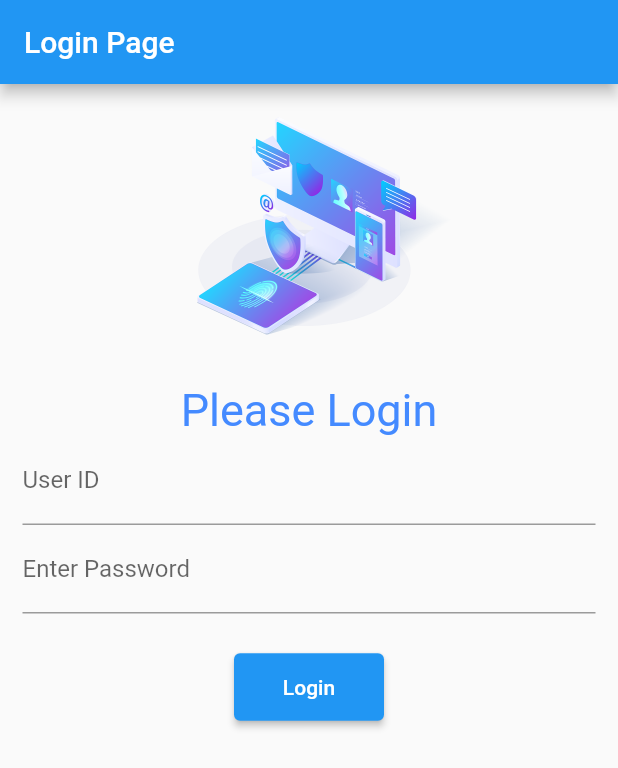
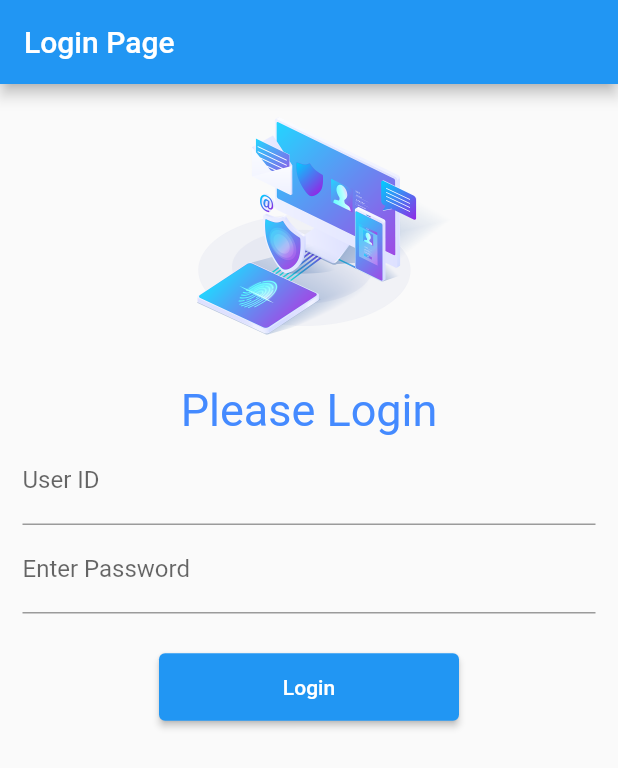
Before and after one commit to rony96bd/Magura_36, a Flutter app: the screen it shows after launch, on a phone screen of 412 x 824 dp. Shown: the top 768 px of the screen. Run offline on Flutter 3.47's test engine with Material 2 defaults, Android fonts, the phone set to English and light mode, and no system bars.

Commit message:
complete day2

```diff
--- a/lib/main.dart
+++ b/lib/main.dart
@@ -51,7 +51,7 @@ class MyApps extends StatelessWidget {
                       ElevatedButton(
                         onPressed: () {},
                         child: Text("Login"),
-                        style: TextButton.styleFrom(minimumSize: Size(100, 45)),
+                        style: TextButton.styleFrom(minimumSize: Size(200, 45)),
                       )
                     ],
                   ),
```
